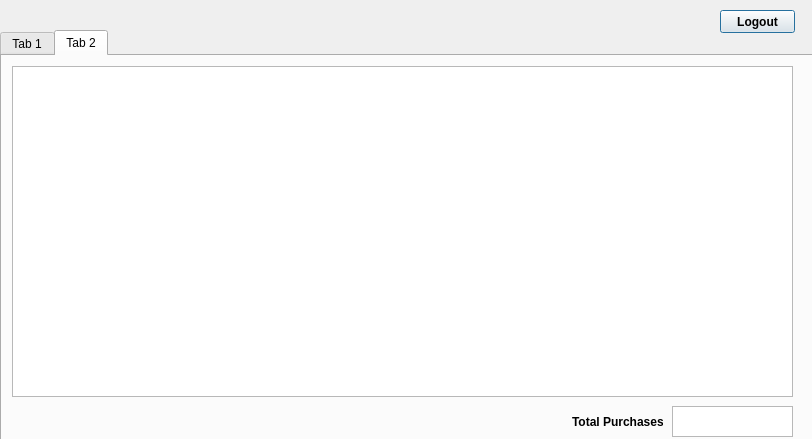
Above: adminpanel.ui from NickReardon/P2-Bulk-Club-Project before the change. Below: the same form after it.
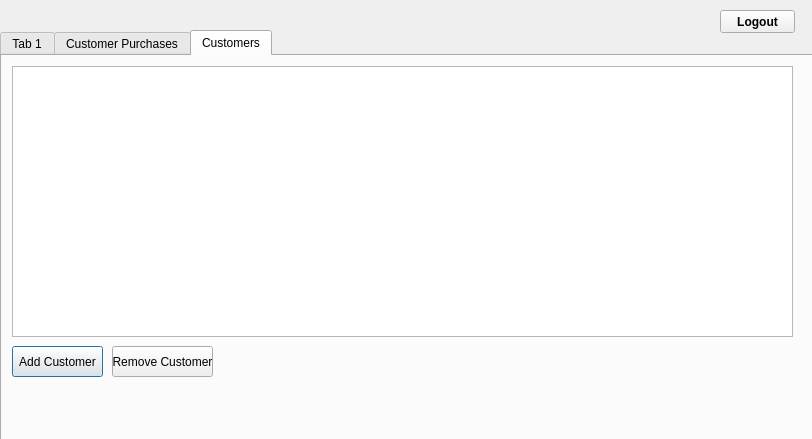
That is the form after the change.

Commit message: Fixed the UI for the admin panel. Added Customer list and buttons for adding and removing. Changed tab names to match. Still needs code.

What changed in the file:
```diff
--- a/adminpanel.ui
+++ b/adminpanel.ui
@@ -23,7 +23,7 @@
     </rect>
    </property>
    <property name="currentIndex">
-    <number>1</number>
+    <number>2</number>
    </property>
    <widget class="QWidget" name="tab">
     <attribute name="title">
@@ -32,7 +32,7 @@
    </widget>
    <widget class="QWidget" name="tab_2">
     <attribute name="title">
-     <string>Tab 2</string>
+     <string>Customer Purchases</string>
     </attribute>
     <widget class="QTableView" name="purchaseView">
      <property name="geometry">
@@ -74,6 +74,47 @@
      </property>
     </widget>
    </widget>
+   <widget class="QWidget" name="tab_3">
+    <attribute name="title">
+     <string>Customers</string>
+    </attribute>
+    <widget class="QTableView" name="memberView">
+     <property name="geometry">
+      <rect>
+       <x>10</x>
+       <y>10</y>
+       <width>781</width>
+       <height>271</height>
+      </rect>
+     </property>
+    </widget>
+    <widget class="QPushButton" name="addCustomerButton">
+     <property name="geometry">
+      <rect>
+       <x>10</x>
+       <y>290</y>
+       <width>91</width>
+       <height>31</height>
+      </rect>
+     </property>
+     <property name="text">
+      <string>Add Customer</string>
+     </property>
+    </widget>
+    <widget class="QPushButton" name="removeCustomerButton">
+     <property name="geometry">
+      <rect>
+       <x>110</x>
+       <y>290</y>
+       <width>101</width>
+       <height>31</height>
+      </rect>
+     </property>
+     <property name="text">
+      <string>Remove Customer</string>
+     </property>
+    </widget>
+   </widget>
   </widget>
   <widget class="QPushButton" name="logoutButton">
    <property name="geometry">
```
